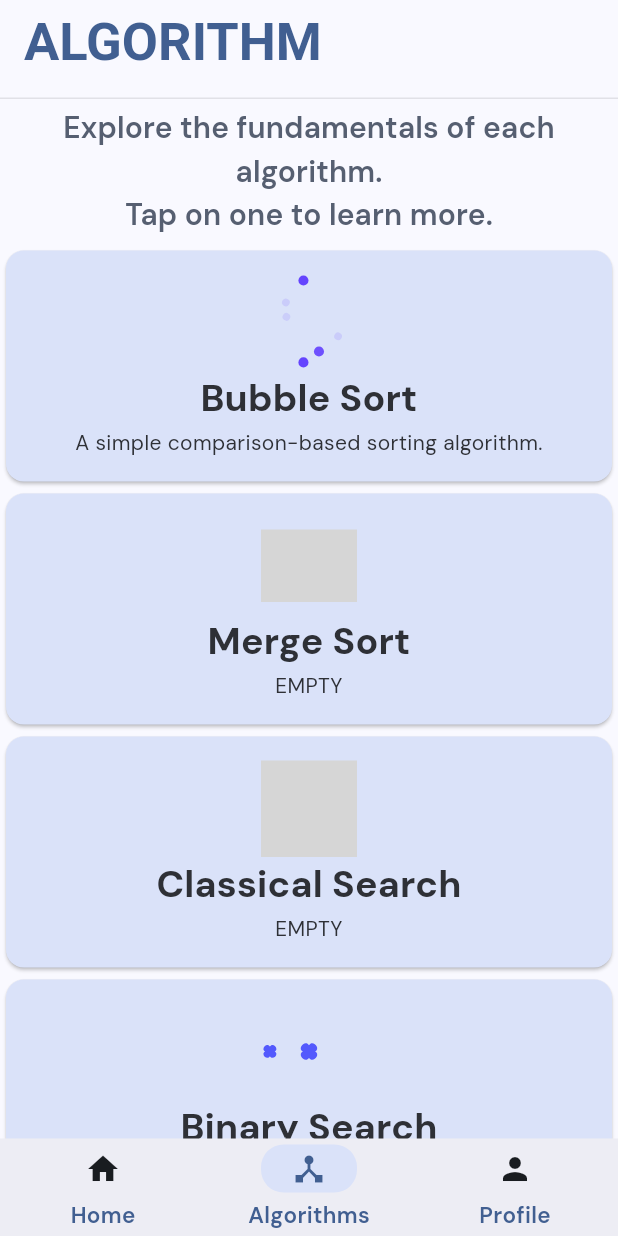
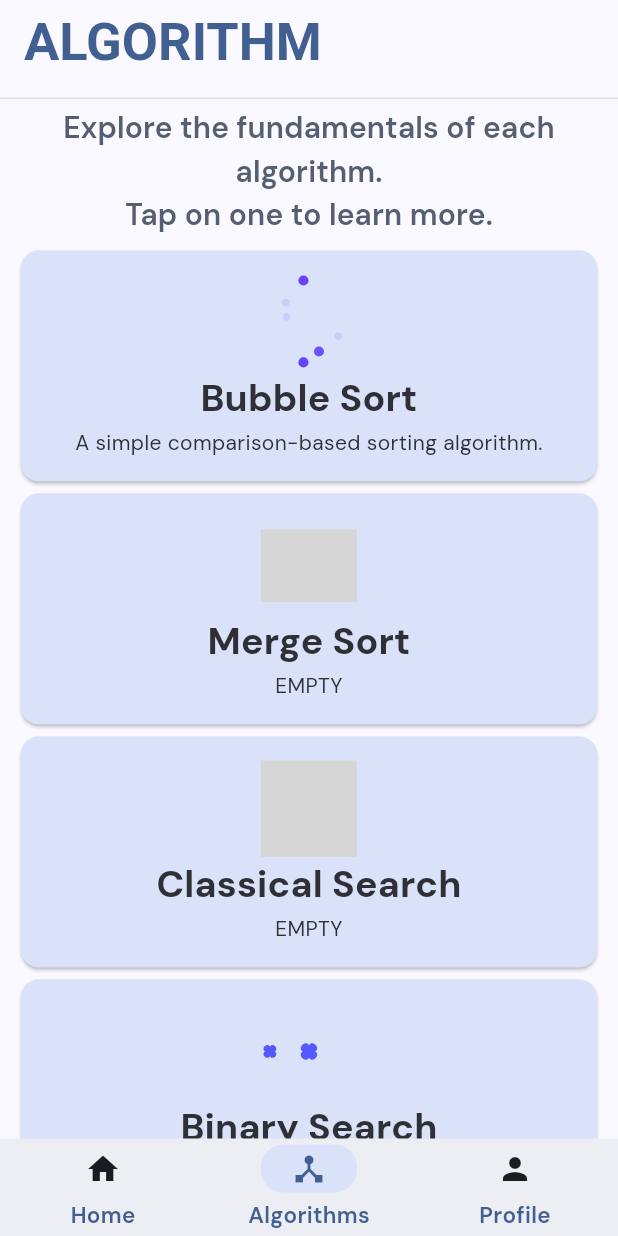
Before and after one commit to Reasondro/Howgorithm-Mobile, a Flutter app: the screen it shows once a user with an empty profile is signed in, item 2 of the bottom bar chosen, on a phone screen of 412 x 824 dp. Run offline on Flutter 3.47's test engine with Material 3 defaults, Android fonts, the phone set to English and light mode, and no system bars; our stand-ins replace flutter_dotenv, flutter_native_splash, go_router, google_fonts, lottie, supabase_flutter; accounts and stored records are empty; grey boxes are pictures that could not be loaded.

Commit message:
prep for hero

```diff
--- a/lib/screens/algorithms_screen.dart
+++ b/lib/screens/algorithms_screen.dart
@@ -49,7 +49,9 @@ class AlgorithmsScreen extends StatelessWidget {
             ),
             const SizedBox(height: 5),
             for (Map<String, dynamic> algorithm in algorithms)
-              AlgorithmCard(
+              Padding(
+                padding: const EdgeInsets.symmetric(horizontal: 10),
+                child: AlgorithmCard(
                   title: algorithm['title'],
                   description: algorithm['description'],
                   // iconData: algorithm['icon'],
@@ -57,6 +59,7 @@ class AlgorithmsScreen extends StatelessWidget {
                   onTap: () {
                     GoRouter.of(context).push(algorithm['route']);
                   },
+                ),
               )
           ],
         )
--- a/lib/screens/bubble_sort_screen.dart
+++ b/lib/screens/bubble_sort_screen.dart
@@ -146,7 +146,8 @@ class _BubbleSortScreenState extends State<BubbleSortScreen> {
       resizeToAvoidBottomInset: false,
       appBar: const AlgorithmAppBar(),
       body: Padding(
-        padding: const EdgeInsets.only(left: 8, right: 8, top: 10, bottom: 20),
+        padding:
+            const EdgeInsets.only(left: 10, right: 10, top: 10, bottom: 20),
         child: Center(
           child: Column(
             children: [
```
Lines whose indentation alone changed are shown as unchanged.
